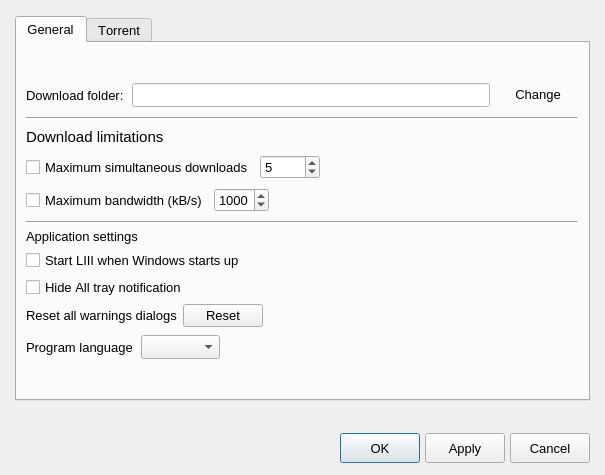
The window that src/gui/preferences.ui (aliakseis/LIII) describes before a commit, drawn with Qt 5.
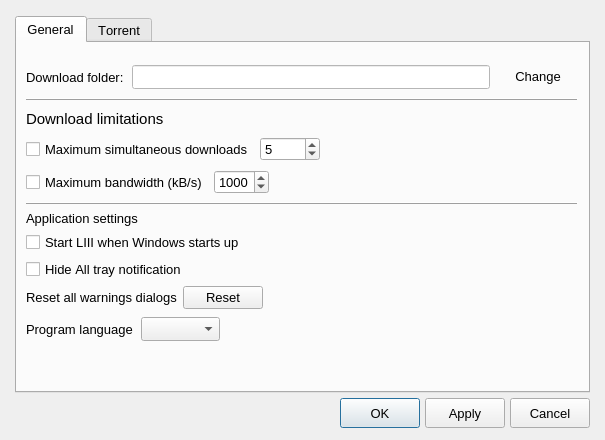
The same window after the commit. Icons and pictures are not drawn. Custom widgets are drawn as their Qt base class.

Commit message: preferences appearance slightly improved

```diff
--- a/src/gui/preferences.ui
+++ b/src/gui/preferences.ui
@@ -7,7 +7,7 @@
     <x>0</x>
     <y>0</y>
     <width>605</width>
-    <height>475</height>
+    <height>440</height>
    </rect>
   </property>
   <property name="sizePolicy">
@@ -19,13 +19,13 @@
   <property name="minimumSize">
    <size>
     <width>605</width>
-    <height>475</height>
+    <height>440</height>
    </size>
   </property>
   <property name="maximumSize">
    <size>
     <width>605</width>
-    <height>475</height>
+    <height>440</height>
    </size>
   </property>
   <property name="windowTitle">
@@ -133,13 +133,13 @@
           <number>0</number>
          </property>
          <property name="topMargin">
-          <number>12</number>
+          <number>9</number>
          </property>
          <property name="rightMargin">
           <number>0</number>
          </property>
          <property name="bottomMargin">
-          <number>16</number>
+          <number>9</number>
          </property>
          <item>
           <widget class="QFrame" name="frame">
@@ -709,6 +709,19 @@
               </property>
              </widget>
             </item>
+            <item row="6" column="0">
+             <spacer name="verticalSpacer_1">
+              <property name="orientation">
+               <enum>Qt::Vertical</enum>
+              </property>
+              <property name="sizeHint" stdset="0">
+               <size>
+                <width>20</width>
+                <height>40</height>
+               </size>
+              </property>
+             </spacer>
+            </item>
            </layout>
           </widget>
          </item>
```
